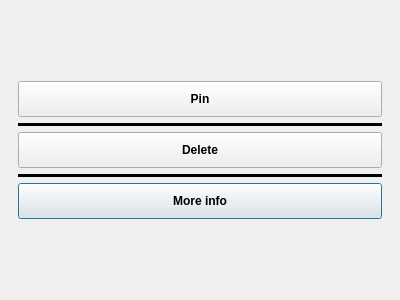
Quill-OS/quill, file src/widgets/dialogs/library/bookoptionsdialog.ui: the form before one commit.
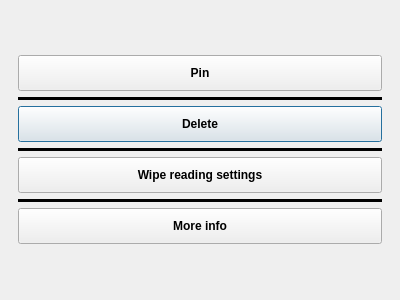
The form after the commit.

Commit message:
bookOptionsDialog: Add 'Wipe reading settings' option
This will delete the local reading settings directory for a specified book, if applicable. If not, the option is hidden.

The edit to the form file:
```diff
--- a/src/widgets/dialogs/library/bookoptionsdialog.ui
+++ b/src/widgets/dialogs/library/bookoptionsdialog.ui
@@ -28,51 +28,6 @@
    </property>
    <item>
     <layout class="QGridLayout" name="gridLayout">
-     <item row="4" column="0">
-      <widget class="QPushButton" name="infoBtn">
-       <property name="font">
-        <font>
-         <weight>75</weight>
-         <bold>true</bold>
-        </font>
-       </property>
-       <property name="styleSheet">
-        <string notr="true">padding-left: 80px; padding-right: 80px; padding-top: 10px; padding-bottom: 10px</string>
-       </property>
-       <property name="text">
-        <string>More info</string>
-       </property>
-      </widget>
-     </item>
-     <item row="0" column="0">
-      <widget class="QPushButton" name="pinBtn">
-       <property name="font">
-        <font>
-         <weight>75</weight>
-         <bold>true</bold>
-        </font>
-       </property>
-       <property name="styleSheet">
-        <string notr="true">padding-left: 80px; padding-right: 80px; padding-top: 10px; padding-bottom: 10px</string>
-       </property>
-       <property name="text">
-        <string>Pin</string>
-       </property>
-      </widget>
-     </item>
-     <item row="1" column="0">
-      <widget class="Line" name="line">
-       <property name="frameShadow">
-        <enum>QFrame::Plain</enum>
-       </property>
-       <property name="lineWidth">
-        <number>4</number>
-       </property>
-       <property name="orientation">
-        <enum>Qt::Horizontal</enum>
-       </property>
-      </widget>
-     </item>
      <item row="2" column="0">
       <widget class="QPushButton" name="deleteBtn">
        <property name="font">
@@ -102,6 +57,80 @@
        </property>
       </widget>
      </item>
+     <item row="1" column="0">
+      <widget class="Line" name="line">
+       <property name="frameShadow">
+        <enum>QFrame::Plain</enum>
+       </property>
+       <property name="lineWidth">
+        <number>4</number>
+       </property>
+       <property name="orientation">
+        <enum>Qt::Horizontal</enum>
+       </property>
+      </widget>
+     </item>
+     <item row="6" column="0">
+      <widget class="QPushButton" name="infoBtn">
+       <property name="font">
+        <font>
+         <weight>75</weight>
+         <bold>true</bold>
+        </font>
+       </property>
+       <property name="styleSheet">
+        <string notr="true">padding-left: 80px; padding-right: 80px; padding-top: 10px; padding-bottom: 10px</string>
+       </property>
+       <property name="text">
+        <string>More info</string>
+       </property>
+      </widget>
+     </item>
+     <item row="0" column="0">
+      <widget class="QPushButton" name="pinBtn">
+       <property name="font">
+        <font>
+         <weight>75</weight>
+         <bold>true</bold>
+        </font>
+       </property>
+       <property name="styleSheet">
+        <string notr="true">padding-left: 80px; padding-right: 80px; padding-top: 10px; padding-bottom: 10px</string>
+       </property>
+       <property name="text">
+        <string>Pin</string>
+       </property>
+      </widget>
+     </item>
+     <item row="4" column="0">
+      <widget class="QPushButton" name="wipeLocalReadingSettingsBtn">
+       <property name="font">
+        <font>
+         <weight>75</weight>
+         <bold>true</bold>
+        </font>
+       </property>
+       <property name="styleSheet">
+        <string notr="true">padding-left: 80px; padding-right: 80px; padding-top: 10px; padding-bottom: 10px</string>
+       </property>
+       <property name="text">
+        <string>Wipe reading settings</string>
+       </property>
+      </widget>
+     </item>
+     <item row="5" column="0">
+      <widget class="Line" name="line_3">
+       <property name="frameShadow">
+        <enum>QFrame::Plain</enum>
+       </property>
+       <property name="lineWidth">
+        <number>4</number>
+       </property>
+       <property name="orientation">
+        <enum>Qt::Horizontal</enum>
+       </property>
+      </widget>
+     </item>
     </layout>
    </item>
   </layout>
```
The commit also changes 4 other files.
